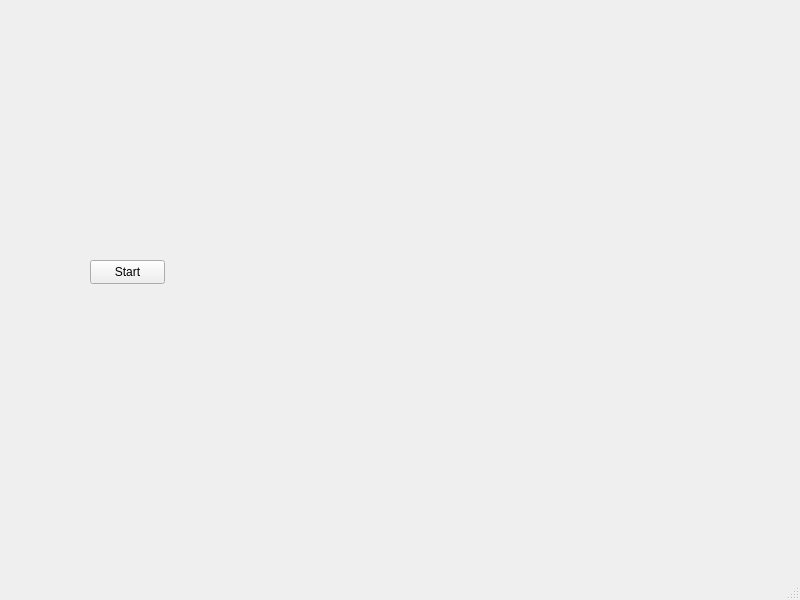
The window that mainwindow.ui (University-of-Utah-CS3505/a9-edu-app-wyattbworld) describes before a commit, drawn with Qt 5.
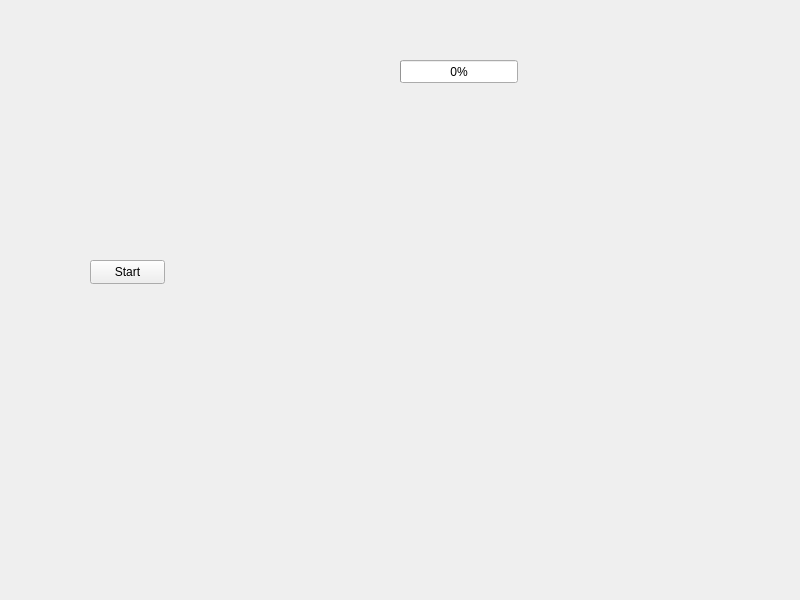
The same window after the commit. Custom widgets are drawn as their Qt base class.

Commit message: fixing element "status" logic

What changed in the file:
```diff
--- a/mainwindow.ui
+++ b/mainwindow.ui
@@ -18,7 +18,7 @@
     <property name="geometry">
      <rect>
       <x>210</x>
-      <y>50</y>
+      <y>100</y>
       <width>350</width>
       <height>450</height>
      </rect>
@@ -47,18 +47,23 @@
      </rect>
     </property>
    </widget>
-  </widget>
-  <widget class="QMenuBar" name="menubar">
+   <widget class="QProgressBar" name="progressBar">
    <property name="geometry">
     <rect>
-     <x>0</x>
-     <y>0</y>
-     <width>800</width>
-     <height>22</height>
-    </rect>
-   </property>
-  </widget>
-  <widget class="QStatusBar" name="statusbar"/>
+      <x>400</x>
+      <y>60</y>
+      <width>118</width>
+      <height>23</height>
+     </rect>
+    </property>
+    <property name="maximum">
+     <number>54</number>
+    </property>
+    <property name="value">
+     <number>0</number>
+    </property>
+   </widget>
+  </widget>
  </widget>
  <customwidgets>
   <customwidget>
```
Lines whose indentation alone changed are shown as unchanged. The commit also changes 3 other files.
